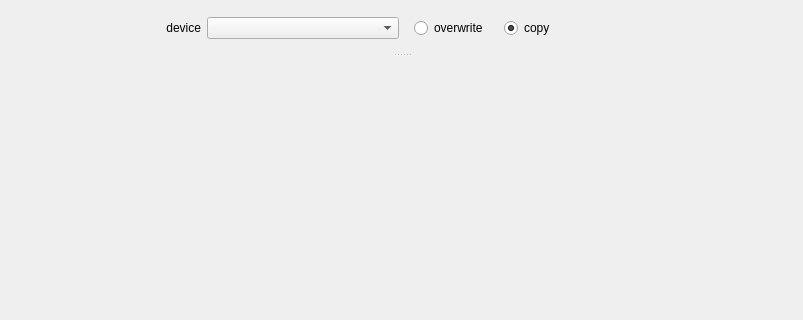
Old version of the form CNC_TOOLBOX/gui/mainwindow.ui in the repository MrSamuelLaw/CNC_TOOLBOX; both pictures show x 0 to 803 and y 0 to 320 of the 803 by 609 pixel window.
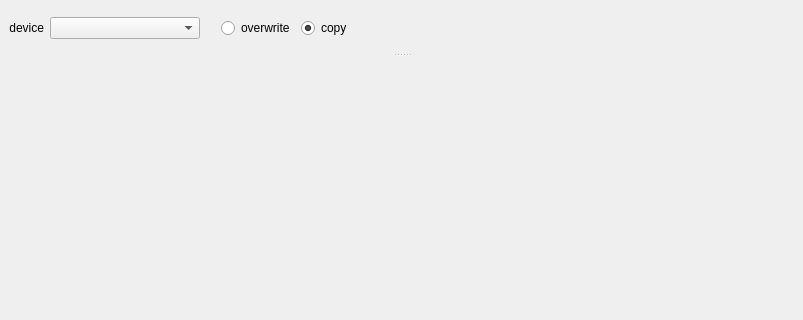
New version of the form.

Patch:
```diff
--- a/CNC_TOOLBOX/gui/mainwindow.ui
+++ b/CNC_TOOLBOX/gui/mainwindow.ui
@@ -15,36 +15,17 @@
   </property>
   <widget class="QWidget" name="centralwidget">
    <layout class="QGridLayout" name="gridLayout_3">
-    <item row="0" column="2">
-     <widget class="QWidget" name="widget" native="true">
-      <layout class="QGridLayout" name="gridLayout_2">
-       <item row="0" column="1">
-        <widget class="QRadioButton" name="save_copy">
-         <property name="text">
-          <string>copy</string>
-         </property>
-         <property name="checkable">
-          <bool>true</bool>
-         </property>
-         <property name="checked">
-          <bool>true</bool>
-         </property>
-         <property name="autoExclusive">
-          <bool>true</bool>
-         </property>
-        </widget>
-       </item>
-       <item row="0" column="0">
-        <widget class="QRadioButton" name="overwrite_radio">
-         <property name="text">
-          <string>overwrite</string>
-         </property>
-        </widget>
-       </item>
-      </layout>
+    <item row="0" column="1">
+     <widget class="QComboBox" name="device_comboBox">
+      <property name="minimumSize">
+       <size>
+        <width>150</width>
+        <height>0</height>
+       </size>
+      </property>
      </widget>
     </item>
-    <item row="1" column="0" colspan="4">
+    <item row="1" column="0" colspan="5">
      <widget class="QSplitter" name="splitter">
       <property name="orientation">
        <enum>Qt::Vertical</enum>
@@ -125,14 +106,33 @@
       </widget>
      </widget>
     </item>
-    <item row="0" column="1">
-     <widget class="QComboBox" name="device_comboBox">
-      <property name="minimumSize">
-       <size>
-        <width>150</width>
-        <height>0</height>
-       </size>
-      </property>
+    <item row="0" column="3">
+     <widget class="QWidget" name="widget" native="true">
+      <layout class="QGridLayout" name="gridLayout_2">
+       <item row="0" column="1">
+        <widget class="QRadioButton" name="copy_radio">
+         <property name="text">
+          <string>copy</string>
+         </property>
+         <property name="checkable">
+          <bool>true</bool>
+         </property>
+         <property name="checked">
+          <bool>true</bool>
+         </property>
+         <property name="autoExclusive">
+          <bool>true</bool>
+         </property>
+        </widget>
+       </item>
+       <item row="0" column="0">
+        <widget class="QRadioButton" name="overwrite_radio">
+         <property name="text">
+          <string>overwrite</string>
+         </property>
+        </widget>
+       </item>
+      </layout>
      </widget>
     </item>
     <item row="0" column="0">
@@ -145,6 +145,19 @@
       </property>
      </widget>
     </item>
+    <item row="0" column="4">
+     <spacer name="horizontalSpacer">
+      <property name="orientation">
+       <enum>Qt::Horizontal</enum>
+      </property>
+      <property name="sizeHint" stdset="0">
+       <size>
+        <width>40</width>
+        <height>20</height>
+       </size>
+      </property>
+     </spacer>
+    </item>
    </layout>
   </widget>
   <widget class="QMenuBar" name="menubar">
```
